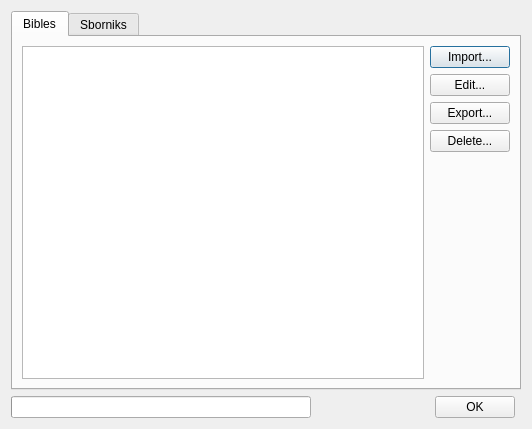
Old version of the form src/managedatadialog.ui in the repository SoftProjector/src.
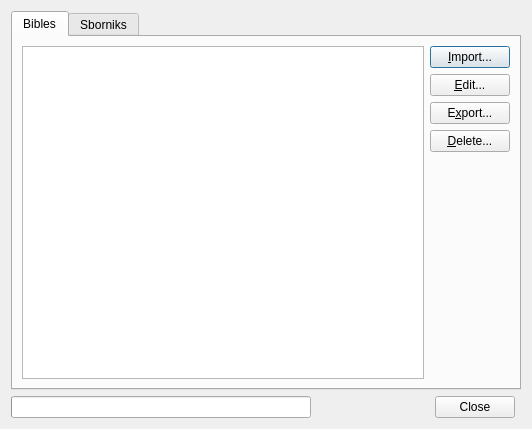
New version of the form.

Commit message: - removed exrtra blink when new list was set to be shown in show_list - changed from "OK" button to "Close" button on ManageDataDialog - program crash pervention when no Bible/Sbornik is selected in ManageDataDialog - added tool tips for ManageDataDialog - moved "Delete" button from EditWidget to Delete Current Song menu item in "Edit" main menu - added more shortcuts - added shortcuts to ManageDataDialog - added HelpDialog

Diff of the .ui file:
```diff
--- a/src/managedatadialog.ui
+++ b/src/managedatadialog.ui
@@ -34,28 +34,40 @@
            <item>
             <widget class="QPushButton" name="import_bible_pushButton">
              <property name="text">
-              <string>Import...</string>
+              <string>&amp;Import...</string>
+             </property>
+             <property name="shortcut">
+              <string>Ctrl+I</string>
              </property>
             </widget>
            </item>
            <item>
             <widget class="QPushButton" name="edit_bible_pushButton">
              <property name="text">
-              <string>Edit...</string>
+              <string>&amp;Edit...</string>
+             </property>
+             <property name="shortcut">
+              <string>Ctrl+E</string>
              </property>
             </widget>
            </item>
            <item>
             <widget class="QPushButton" name="export_bible_pushButton">
              <property name="text">
-              <string>Export...</string>
+              <string>E&amp;xport...</string>
+             </property>
+             <property name="shortcut">
+              <string>Ctrl+X</string>
              </property>
             </widget>
            </item>
            <item>
             <widget class="QPushButton" name="delete_bible_pushButton">
              <property name="text">
-              <string>Delete...</string>
+              <string>&amp;Delete...</string>
+             </property>
+             <property name="shortcut">
+              <string>Ctrl+D</string>
              </property>
             </widget>
            </item>
@@ -167,7 +179,10 @@
    <item row="1" column="2">
     <widget class="QPushButton" name="ok_pushButton">
      <property name="text">
-      <string>OK</string>
+      <string>Close</string>
+     </property>
+     <property name="shortcut">
+      <string>Ctrl+Q</string>
      </property>
     </widget>
    </item>
```
Left out of the diff: 47 changed lines with no effect on the pictures. The commit also changes 15 other files.
